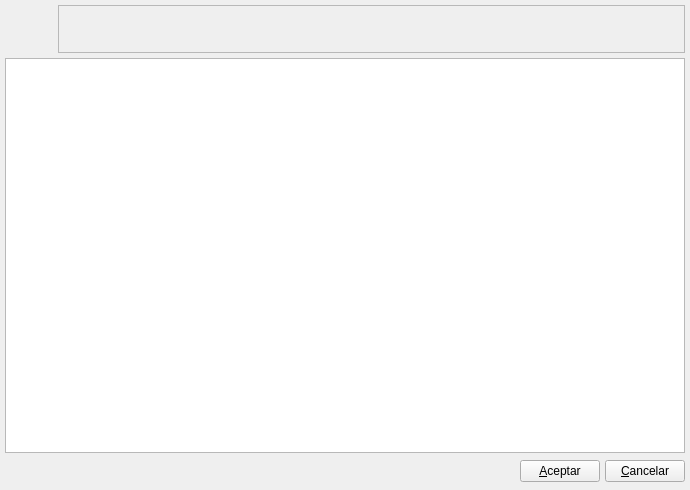
Above: bulmages/bulmafact/plugins/pluginbf_tallascolores/listcoloresbase.ui from eboladev/Bulmages-1 before the change. Below: the same form after it.
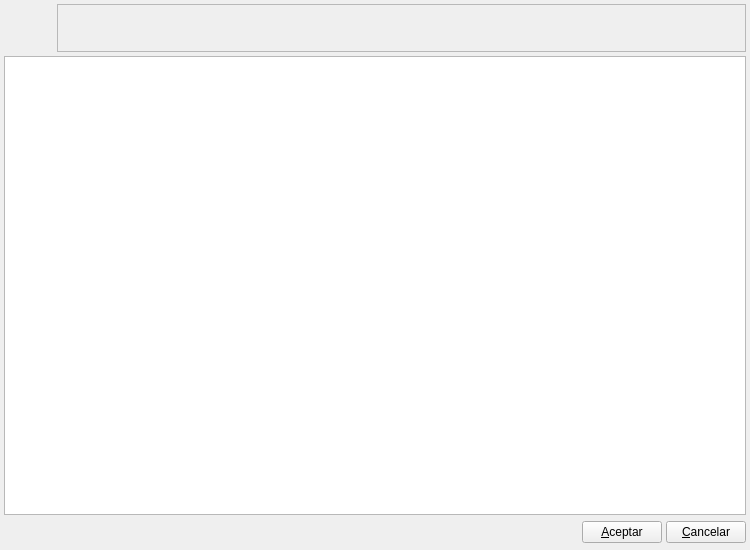
That is the form after the change. Icons and pictures are not drawn. Custom widgets are drawn as their Qt base class.

Patch:
```diff
--- a/bulmages/bulmafact/plugins/pluginbf_tallascolores/listcoloresbase.ui
+++ b/bulmages/bulmafact/plugins/pluginbf_tallascolores/listcoloresbase.ui
@@ -1,33 +1,39 @@
 <ui version="4.0" >
  <author>Tomeu Borras Riera</author>
  <class>ListColoresBase</class>
- <widget class="QWidget" name="ListColoresBase" >
-  <property name="geometry" >
+ <widget class="QWidget" name="ListColoresBase">
+  <property name="geometry">
    <rect>
     <x>0</x>
     <y>0</y>
-    <width>690</width>
-    <height>490</height>
+    <width>750</width>
+    <height>550</height>
    </rect>
   </property>
-  <property name="windowTitle" >
+  <property name="minimumSize">
+   <size>
+    <width>750</width>
+    <height>550</height>
+   </size>
+  </property>
+  <property name="windowTitle">
    <string>Colores</string>
   </property>
   <property name="windowIcon" >
    <iconset resource="../../../bulmages.qrc" >
     <normaloff>:/Images/product.png</normaloff>:/Images/product.png</iconset>
   </property>
-  <layout class="QGridLayout" >
-   <property name="margin" >
-    <number>5</number>
+  <layout class="QGridLayout">
+   <property name="margin">
+    <number>4</number>
    </property>
-   <property name="spacing" >
-    <number>5</number>
+   <property name="spacing">
+    <number>4</number>
    </property>
-   <item row="2" column="0" >
-    <layout class="QHBoxLayout" >
-     <property name="spacing" >
-      <number>5</number>
+   <item row="2" column="0">
+    <layout class="QHBoxLayout">
+     <property name="spacing">
+      <number>4</number>
      </property>
      <property name="margin" >
       <number>0</number>
@@ -118,7 +124,7 @@
    </item>
   </layout>
  </widget>
- <layoutdefault spacing="2" margin="6" />
+ <layoutdefault spacing="2" margin="6"/>
  <customwidgets>
   <customwidget>
    <class>ListColoresSubForm</class>
```
Left out of the diff: 59 changed lines with no effect on the pictures.
